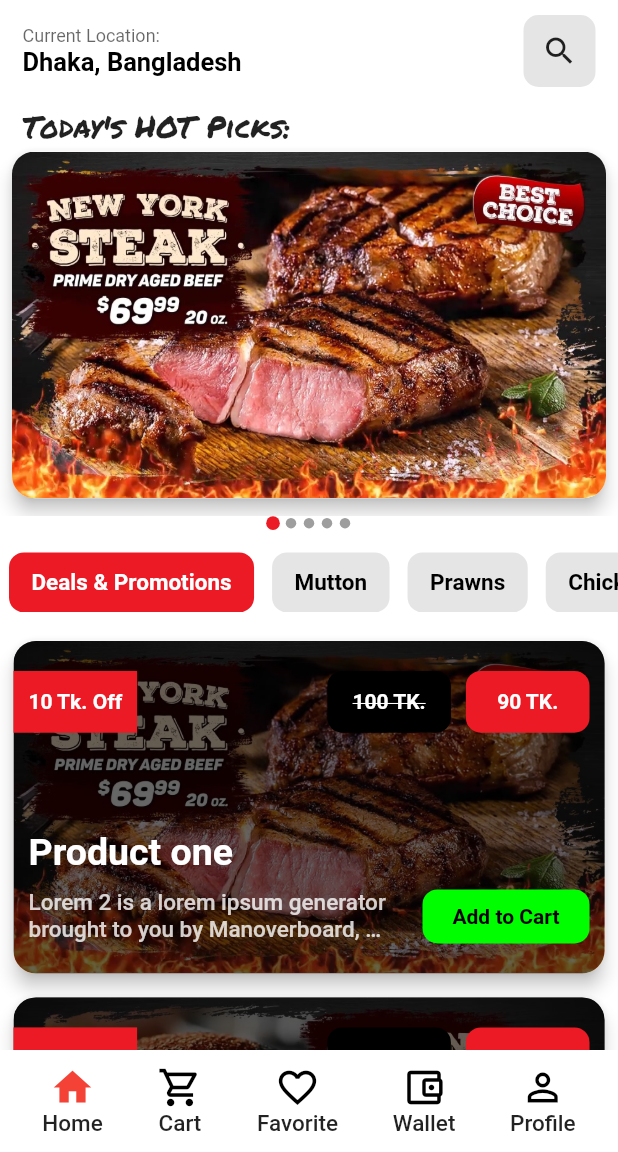
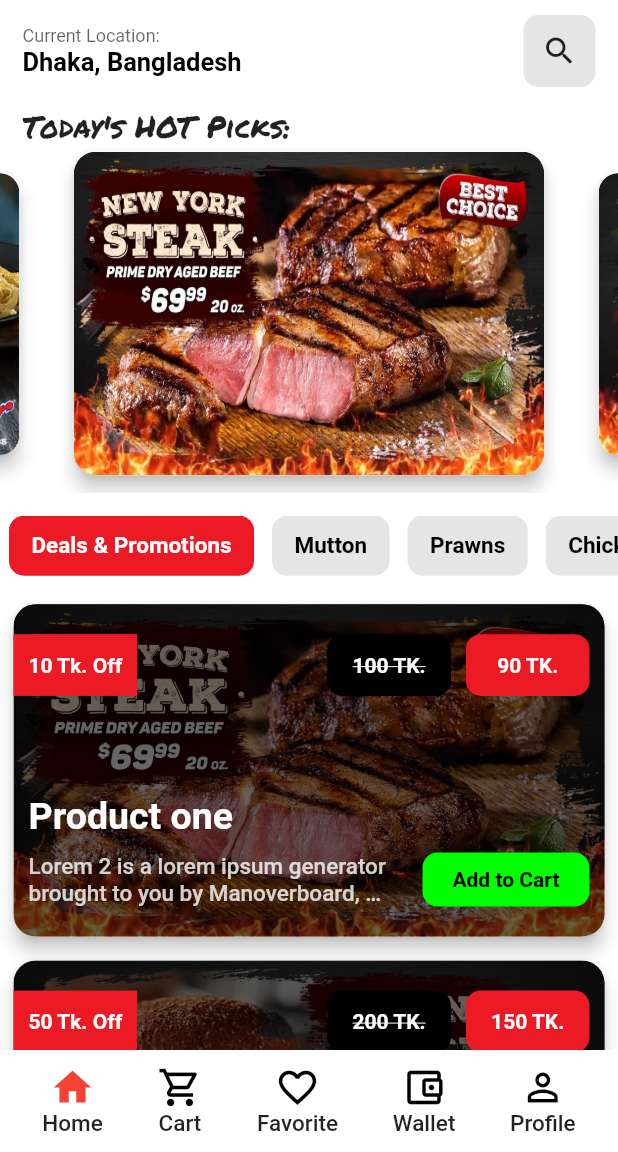
Before and after one commit to WorkWithAfridi/SteakOut-OnlineFastFood-EcommerceApp-MockUp, a Flutter app: the HomePage screen opened by its route, on a phone screen of 412 x 824 dp, the part 84-1236 px from its top. Run offline on Flutter 3.47's test engine with Material 2 defaults, Android fonts, the light colour scheme and no system bars; drawn by our look-alikes of carousel_slider, smooth_page_indicator; our stand-ins replace google_fonts.

Commit message:
Change Home_Tab_Promotion section to Carousel Slides from pageView

```diff
--- a/lib/view/home_page/home_tab/home_tab.dart
+++ b/lib/view/home_page/home_tab/home_tab.dart
@@ -1,3 +1,4 @@
+import 'package:carousel_slider/carousel_slider.dart';
 import 'package:flutter/material.dart';
 import 'package:google_fonts/google_fonts.dart';
 import 'package:meat_one/model/categories/data_model_for_steak_categories.dart';
@@ -45,40 +46,60 @@ class _HomeTabState extends State<HomeTab> {
               const SizedBox(
                 height: 2,
               ),
-              Container(
-                height: MediaQuery.of(context).size.height * .3,
-                child: PageView(
-                  controller: _pageController,
-                  children: [
-                    _Home_tab_promoton_page(0, context),
-                    _Home_tab_promoton_page(1, context),
-                    _Home_tab_promoton_page(2, context),
-                    _Home_tab_promoton_page(3, context),
-                    _Home_tab_promoton_page(4, context),
-                  ],
-                ),
+
+              CarouselSlider.builder(itemCount: items.length, itemBuilder: (context, int index, int pageViewIndex){
+                return Container(height: MediaQuery.of(context).size.height * .3,child: _Home_tab_promoton_page(index, context));
+              }, options: CarouselOptions(
+                // height: 400,
+                aspectRatio: 16/9,
+                viewportFraction: 0.8,
+                initialPage: 0,
+                enableInfiniteScroll: true,
+                reverse: false,
+                autoPlay: true,
+                autoPlayInterval: Duration(seconds: 3),
+                autoPlayAnimationDuration: Duration(milliseconds: 800),
+                autoPlayCurve: Curves.fastOutSlowIn,
+                enlargeCenterPage: true,
+                // onPageChanged: callbackFunction,
+                scrollDirection: Axis.horizontal,
               ),
-              Center(
-                child: SmoothPageIndicator(
-                    controller: _pageController,
-                    count: 5,
-                    effect: ScrollingDotsEffect(
-                      radius: 7,
-                      dotHeight: 7,
-                      dotWidth: 7,
-                      spacing: 5,
-                      dotColor: Colors.grey,
-                      activeDotColor:
-                      Theme.of(context).colorScheme.primary,
-                    ),
-                    onDotClicked: (index) {
-                      setState(() {
-                        _pageController.animateToPage(index,
-                            duration: const Duration(milliseconds: 500),
-                            curve: Curves.bounceOut);
-                      });
-                    }),
+                // carouselController: _pageController,
               ),
+              // Container(
+              //   height: MediaQuery.of(context).size.height * .3,
+              //   child: PageView(
+              //     controller: _pageController,
+              //     children: [
+              //       _Home_tab_promoton_page(0, context),
+              //       _Home_tab_promoton_page(1, context),
+              //       _Home_tab_promoton_page(2, context),
+              //       _Home_tab_promoton_page(3, context),
+              //       _Home_tab_promoton_page(4, context),
+              //     ],
+              //   ),
+              // ),
+              // Center(
+              //   child: SmoothPageIndicator(
+              //       controller: _pageController,
+              //       count: 5,
+              //       effect: ScrollingDotsEffect(
+              //         radius: 7,
+              //         dotHeight: 7,
+              //         dotWidth: 7,
+              //         spacing: 5,
+              //         dotColor: Colors.grey,
+              //         activeDotColor:
+              //         Theme.of(context).colorScheme.primary,
+              //       ),
+              //       onDotClicked: (index) {
+              //         setState(() {
+              //           _pageController.animateToPage(index,
+              //               duration: const Duration(milliseconds: 500),
+              //               curve: Curves.bounceOut);
+              //         });
+              //       }),
+              // ),
               SizedBox(
                 height: 15,
               ),
--- a/pubspec.yaml
+++ b/pubspec.yaml
@@ -36,6 +36,7 @@ dependencies:
   cupertino_icons: ^1.0.2
   smooth_page_indicator: ^1.0.0+2
   google_fonts: ^2.1.0
+  carousel_slider: ^4.0.0
 
 dev_dependencies:
   flutter_test:
```
Also changed, not shown: pubspec.lock.
